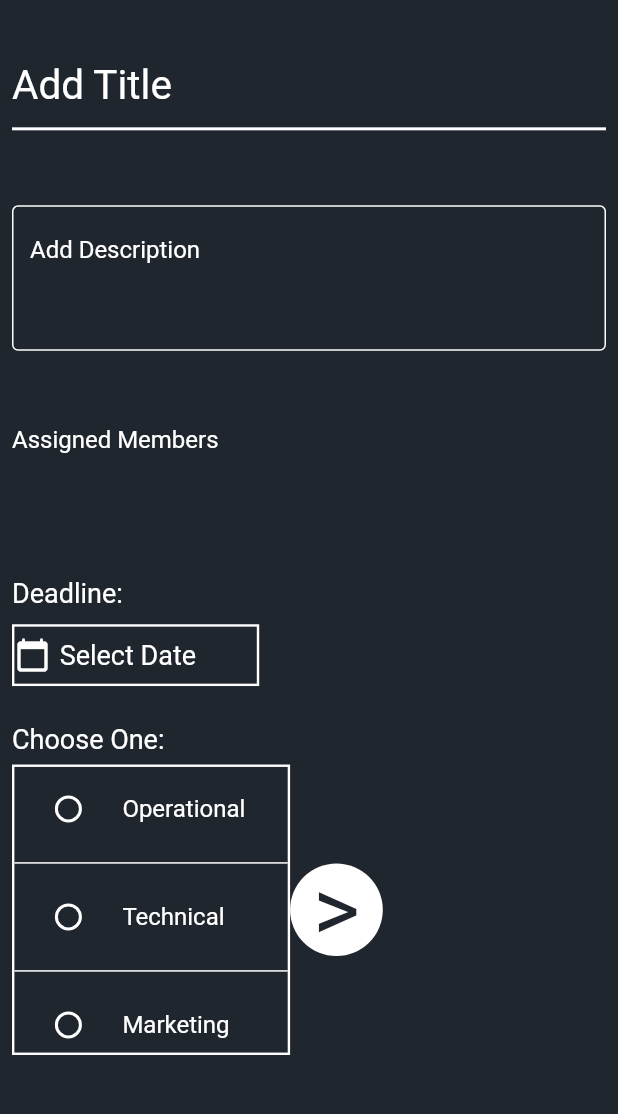
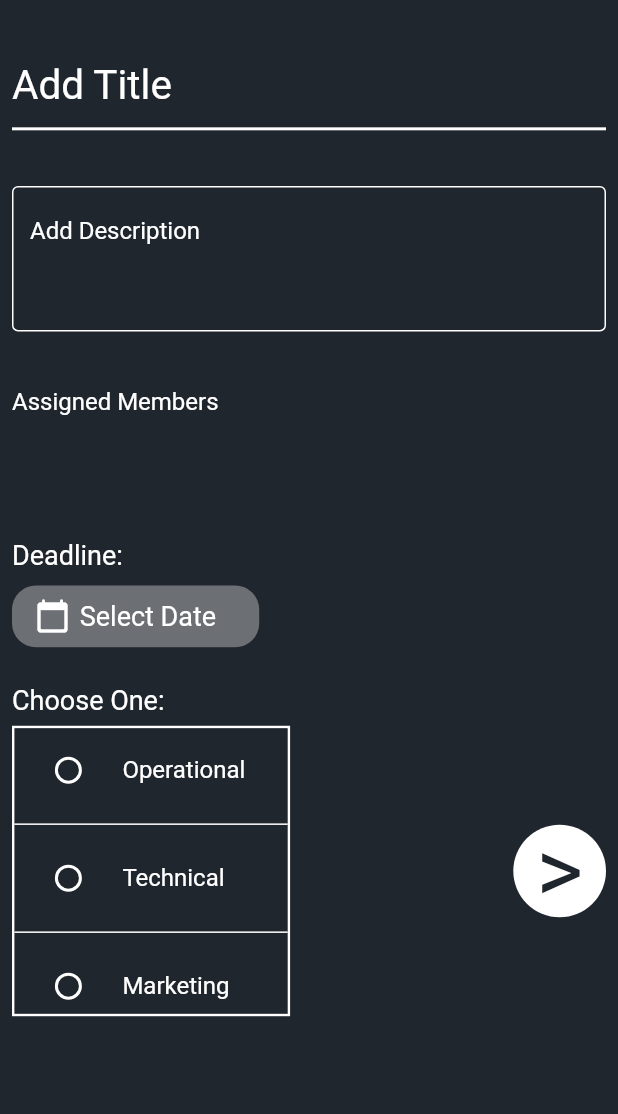
Before and after one commit to kunal03b/robotronics-App, a Flutter app: the screen it shows after launch, after a tap on "Add Task", on a phone screen of 412 x 824 dp, the part 105-1219 px from its top. Run offline on Flutter 3.47's test engine with Material 2 defaults, Android fonts, the phone set to English and light mode, and no system bars; our stand-ins replace cloud_firestore, firebase_core; accounts and stored records are empty.

Commit message:
initial commit

```diff
--- a/lib/newTask.dart
+++ b/lib/newTask.dart
@@ -16,6 +16,52 @@ class _NewTaskState extends State<NewTask> {
   final FirebaseFirestore firestore = FirebaseFirestore.instance;
   String? selectedCategory;
 
+  List<String> availableMembers = [];
+  late List<bool> selectedMembers = [];
+
+  @override
+  void initState() {
+    super.initState();
+    fetchAvailableMembers('iRfJH2rtYIuU6wfZhNkf').then((members) {
+      setState(() {
+        availableMembers = members;
+        selectedMembers = List<bool>.filled(members.length, false);
+      });
+    });
+  }
+
+  Future<List<String>> fetchAvailableMembers(String taskId) async {
+    final snapshot = await firestore.collection('task').doc(taskId).get();
+    final data = snapshot.data();
+    if (data != null && data.containsKey('availableMembers')) {
+      return List<String>.from(data['availableMembers']);
+    }
+    return [];
+  }
+
+  Future<void> updateAssignedMembers(
+      String taskId, List<String> assignedMembers) async {
+    try {
+      await firestore
+          .collection('task')
+          .doc(taskId)
+          .update({'assignedMembers': assignedMembers});
+      print('Assigned members updated successfully');
+    } catch (error) {
+      print('Failed to update assigned members: $error');
+    }
+  }
+
+  List<String> getSelectedMembers() {
+    List<String> selected = [];
+    for (int i = 0; i < availableMembers.length; i++) {
+      if (selectedMembers[i]) {
+        selected.add(availableMembers[i]);
+      }
+    }
+    return selected;
+  }
+
   @override
   Widget build(BuildContext context) {
     final double screenWidth = MediaQuery.of(context).size.width;
@@ -24,6 +70,8 @@ class _NewTaskState extends State<NewTask> {
     final double appBarIconSize = screenWidth * 0.13;
     String cdate = DateFormat("yyyy-MM-dd").format(DateTime.now());
     print(cdate);
+
+    // selectedMembers = List<bool>.filled(availableMembers.length, false);
 
     Future<void> updateAssignedDate(String taskId) async {
       final DateTime currentDate = DateTime.now();
@@ -49,17 +97,29 @@ class _NewTaskState extends State<NewTask> {
         'deadline': selectedDate,
         'assignedDate': '',
         'category': selectedCategory,
+        'assignedMembers': getSelectedMembers(),
       };
 
       try {
         DocumentReference docRef = await taskCollection.add(taskData);
         String taskId = docRef.id;
         print('Task added successfully!');
+        await updateAssignedMembers(taskId, getSelectedMembers());
         await updateAssignedDate(taskId);
       } catch (error) {
         print('Failed to add task: $error');
       }
     }
+
+    //   List<String> getSelectedMembers() {
+    //   List<String> selected = [];
+    //   for (int i = 0; i < availableMembers.length; i++) {
+    //     if (selectedMembers[i]) {
+    //       selected.add(availableMembers[i]);
+    //     }
+    //   }
+    //   return selected;
+    // }
 
     return Scaffold(
       backgroundColor: Constants().buttonBackground,
@@ -88,7 +148,7 @@ class _NewTaskState extends State<NewTask> {
                   ),
                 ),
               ),
-              SizedBox(height: 50),
+              SizedBox(height: screenHeight * 0.045),
               TextField(
                 controller: descriptionController,
                 maxLines: 3,
@@ -109,11 +169,42 @@ class _NewTaskState extends State<NewTask> {
                 ),
               ),
               SizedBox(
-                height: 50,
+                height: screenHeight * 0.045,
               ),
               Text(
                 'Assigned Members',
                 style: TextStyle(color: Constants().textColor, fontSize: 16),
+              ),
+              FutureBuilder<List<String>>(
+                future: fetchAvailableMembers('iRfJH2rtYIuU6wfZhNkf'),
+                builder: (context, snapshot) {
+                  if (snapshot.hasData) {
+                    availableMembers = snapshot.data!;
+                    return ListView.builder(
+                      shrinkWrap: true,
+                      itemCount: availableMembers.length,
+                      itemBuilder: (context, index) {
+                        return CheckboxListTile(
+                          value: selectedMembers[index],
+                          onChanged: (value) {
+                            setState(() {
+                              selectedMembers[index] = value ?? false;
+                            });
+                          },
+                          title: Text(
+                            availableMembers[index],
+                            style: TextStyle(color: Constants().textColor),
+                          ),
+                          // controlAffinity: ListTileControlAffinity.leading,
+                        );
+                      },
+                    );
+                  } else if (snapshot.hasError) {
+                    return Text('Failed to fetch available members');
+                  } else {
+                    return CircularProgressIndicator();
+                  }
+                },
               ),
               SizedBox(
                 height: screenHeight * 0.1,
@@ -143,15 +234,19 @@ class _NewTaskState extends State<NewTask> {
                 child: Container(
                     width: screenWidth * 0.4,
                     height: screenHeight * 0.05,
+                    // color: Color.fromRGBO(217, 217, 217, 0.41),
                     decoration: BoxDecoration(
-                      border:
-                          Border.all(color: Constants().textColor, width: 1.6),
+                      color: Color.fromRGBO(217, 217, 217, 0.41),
+                      borderRadius: BorderRadius.circular(16),
                     ),
                     child: Row(
                       children: [
-                        Icon(
+                        Padding(
+                          padding: const EdgeInsets.only(left: 15),
+                          child: Icon(
                             Icons.calendar_today_rounded,
                             color: Colors.white,
+                          ),
                         ),
                         SizedBox(
                           width: screenWidth * 0.015,
@@ -181,6 +276,7 @@ class _NewTaskState extends State<NewTask> {
                 height: screenHeight * 0.008,
               ),
               Row(
+                mainAxisAlignment: MainAxisAlignment.spaceBetween,
                 children: [
                   Container(
                     height: screenHeight * 0.235,
@@ -239,6 +335,8 @@ class _NewTaskState extends State<NewTask> {
                     onTap: () {
                       addTask();
                     },
+                    child: Align(
+                      alignment: Alignment.bottomRight,
                       child: Container(
                         width: screenWidth * 0.15,
                         height: screenHeight * 0.15,
@@ -256,6 +354,7 @@ class _NewTaskState extends State<NewTask> {
                         ),
                       ),
                     ),
+                  ),
                 ],
               ),
             ],
--- a/lib/reusable.dart
+++ b/lib/reusable.dart
@@ -58,7 +58,7 @@ class WhiteRadioListTile<T> extends StatelessWidget {
         activeColor: Colors.white,
         title: Text(
           title,
-          style: TextStyle(color: Colors.white),
+          style: TextStyle(color: Constants().textColor),
         ),
         controlAffinity: ListTileControlAffinity.leading,
       ),
--- a/lib/viewTask.dart
+++ b/lib/viewTask.dart
@@ -36,6 +36,7 @@ class ViewTask extends StatelessWidget {
         String category = taskData['category'];
         String deadline = taskData['deadline'];
         String assignedDate = taskData['assignedDate'];
+        // String assignedMembers = taskData['assignedMembers'];
 
         return Scaffold(
           appBar: appBarMethod(screenHeight, appBarIconSize, avatarRadius),
@@ -68,7 +69,7 @@ class ViewTask extends StatelessWidget {
                         TextStyle(color: Constants().textColor, fontSize: 16),
                   ),
                   SizedBox(
-                    height: screenHeight * 0.042,
+                    height: screenHeight * 0.02,
                   ),
                   Container(
                     height: screenHeight * 0.04,
```
Also changed, not shown: lib/model/task_model.dart (+13 -7 lines). Lines whose indentation alone changed are shown as unchanged.
